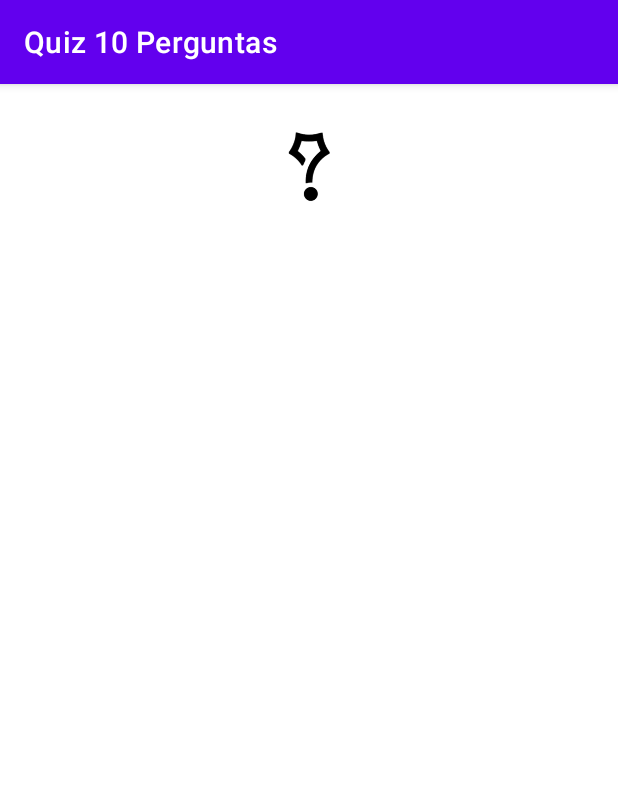
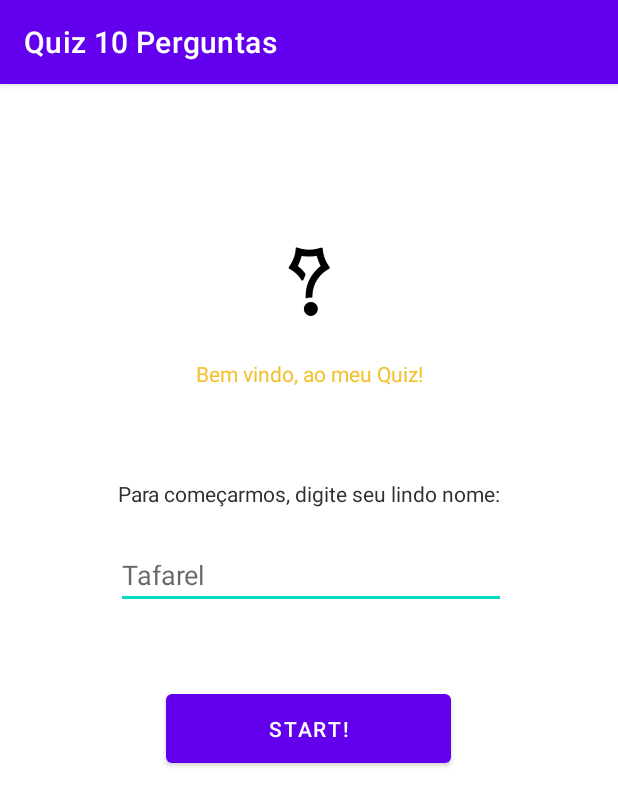
Before and after one commit to MrNullus/Desenvolvimento-Mobile, an Android app: the screen it shows after launch (MainActivity), on a phone screen of 412 x 824 dp. Shown: the top 806 px of the screen. Run offline under Robolectric (Android 15) with nearby library versions, the phone set to English and light mode, and no system bars.

Commit message:
add changes

```diff
--- a/Atividades/Atividade-4-Final/Quiz10Perguntas/app/src/main/res/layout/activity_main.xml
+++ b/Atividades/Atividade-4-Final/Quiz10Perguntas/app/src/main/res/layout/activity_main.xml
@@ -5,6 +5,42 @@
     android:layout_width="match_parent"
     android:layout_height="match_parent"
     tools:context=".MainActivity">
+
+    <Button
+        android:id="@+id/button"
+        android:layout_width="190dp"
+        android:layout_height="58dp"
+        android:text="@string/str.btn_iniciar"
+        app:layout_constraintBottom_toBottomOf="parent"
+        app:layout_constraintEnd_toEndOf="parent"
+        app:layout_constraintHorizontal_bias="0.497"
+        app:layout_constraintStart_toStartOf="parent"
+        app:layout_constraintTop_toBottomOf="@+id/editTextTextPersonName"
+        app:layout_constraintVertical_bias="0.14" />
+
+    <EditText
+        android:id="@+id/editTextTextPersonName"
+        android:layout_width="260dp"
+        android:layout_height="39dp"
+        android:layout_marginTop="28dp"
+        android:ems="10"
+        android:hint="@string/str.hint.edt_nome"
+        android:inputType="textPersonName"
+        app:layout_constraintEnd_toEndOf="parent"
+        app:layout_constraintHorizontal_bias="0.509"
+        app:layout_constraintStart_toStartOf="parent"
+        app:layout_constraintTop_toBottomOf="@+id/textView2" />
+
+    <TextView
+        android:id="@+id/textView"
+        android:layout_width="wrap_content"
+        android:layout_height="wrap_content"
+        android:layout_marginTop="28dp"
+        android:text="@string/str.bem_vindo"
+        android:textColor="@color/yellow"
+        app:layout_constraintEnd_toEndOf="parent"
+        app:layout_constraintStart_toStartOf="parent"
+        app:layout_constraintTop_toBottomOf="@+id/imageView2" />
 
     <ImageView
         android:id="@+id/imageView2"
@@ -14,7 +50,19 @@
         app:layout_constraintEnd_toEndOf="parent"
         app:layout_constraintStart_toStartOf="parent"
         app:layout_constraintTop_toTopOf="parent"
-        app:layout_constraintVertical_bias="0.043"
+        app:layout_constraintVertical_bias="0.149"
         app:srcCompat="@drawable/logo" />
 
+    <TextView
+        android:id="@+id/textView2"
+        android:layout_width="wrap_content"
+        android:layout_height="wrap_content"
+        android:layout_marginTop="80dp"
+        android:text="@string/str.instrucao_1"
+        android:textColor="@color/material_dynamic_neutral20"
+        app:layout_constraintEnd_toEndOf="parent"
+        app:layout_constraintHorizontal_bias="0.503"
+        app:layout_constraintStart_toStartOf="parent"
+        app:layout_constraintTop_toTopOf="@+id/textView" />
+
 </androidx.constraintlayout.widget.ConstraintLayout>
--- a/Atividades/Atividade-4-Final/Quiz10Perguntas/app/src/main/res/values/strings.xml
+++ b/Atividades/Atividade-4-Final/Quiz10Perguntas/app/src/main/res/values/strings.xml
@@ -1,5 +1,13 @@
 <resources>
     <string name="app_name">Quiz 10 Perguntas</string>
+
+    <!-- Comuns -->
+    <string name="str.bem_vindo">Bem vindo, ao meu Quiz!</string>
+    <string name="str.instrucao_1">Para começarmos, digite seu lindo nome:</string>
+    <string name="str.btn_iniciar">Start!</string>
+    <string name="str.hint.edt_nome">Tafarel</string>
+    <!-- / Comuns -->
+
 
     <!--  Pergunta 1  -->
     <string name="str.questao_1">Questão 01</string>
```
